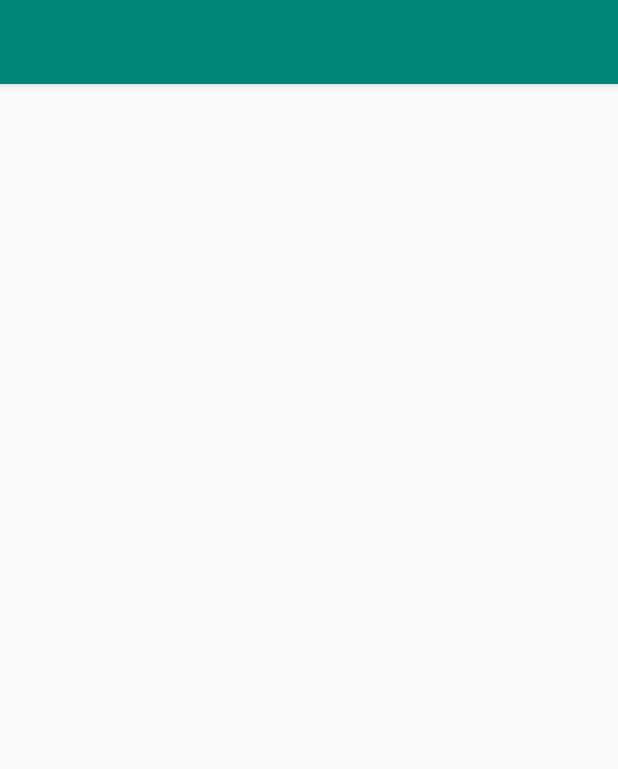
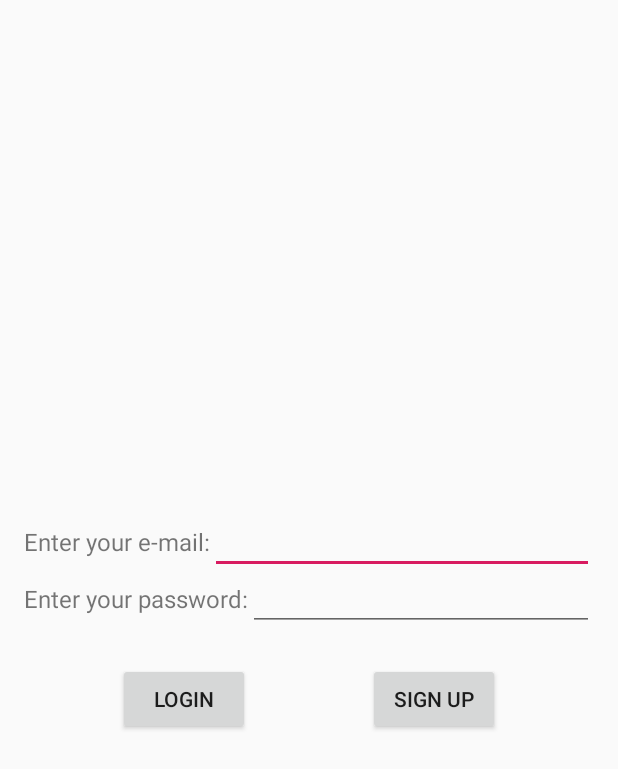
Before and after one commit to bobtal/ShoeStore, an Android app: the screen it shows after launch (MainActivity), on a phone screen of 412 x 824 dp. Shown: the top 769 px of the screen. Run offline under Robolectric (Android 15) with nearby library versions, the phone set to English and light mode, and no system bars; our stand-ins replace data binding, navigation-ui.

Commit message:
Completes LoginFragment UI

```diff
--- a/app/build.gradle
+++ b/app/build.gradle
@@ -33,6 +33,10 @@ android {
 }
 
 dependencies {
+    implementation 'androidx.annotation:annotation:1.1.0'
+    implementation 'androidx.lifecycle:lifecycle-livedata-ktx:2.2.0'
+    implementation 'androidx.lifecycle:lifecycle-viewmodel-ktx:2.2.0'
+    implementation 'androidx.legacy:legacy-support-v4:1.0.0'
     def nav_version = "2.3.2"
 
     // Navigation
--- /dev/null
+++ b/app/src/main/java/com/udacity/shoestore/LoginFragment.kt
@@ -0,0 +1,26 @@
+package com.udacity.shoestore
+
+import android.os.Bundle
+import androidx.fragment.app.Fragment
+import android.view.LayoutInflater
+import android.view.View
+import android.view.ViewGroup
+import androidx.databinding.DataBindingUtil
+import com.udacity.shoestore.databinding.FragmentLoginBinding
+
+/**
+ * A simple [Fragment] subclass.
+ * Use the [LoginFragment.newInstance] factory method to
+ * create an instance of this fragment.
+ */
+class LoginFragment : Fragment() {
+
+    override fun onCreateView(inflater: LayoutInflater, container: ViewGroup?,
+                              savedInstanceState: Bundle?): View? {
+        // Inflate the layout for this fragment
+        val binding : FragmentLoginBinding = DataBindingUtil.inflate(
+            inflater, R.layout.fragment_login, container, false)
+        return binding.root
+    }
+
+}
--- a/app/src/main/java/com/udacity/shoestore/MainActivity.kt
+++ b/app/src/main/java/com/udacity/shoestore/MainActivity.kt
@@ -2,12 +2,20 @@ package com.udacity.shoestore
 
 import androidx.appcompat.app.AppCompatActivity
 import android.os.Bundle
-import timber.log.Timber
+import androidx.databinding.DataBindingUtil
+import androidx.drawerlayout.widget.DrawerLayout
+import androidx.navigation.findNavController
+import androidx.navigation.ui.AppBarConfiguration
+import androidx.navigation.ui.NavigationUI
+import com.udacity.shoestore.databinding.ActivityMainBinding
 
 class MainActivity : AppCompatActivity() {
 
+    private lateinit var appBarConfiguration: AppBarConfiguration
+
     override fun onCreate(savedInstanceState: Bundle?) {
         super.onCreate(savedInstanceState)
-        setContentView(R.layout.activity_main)
+        val binding = DataBindingUtil.setContentView<ActivityMainBinding>(this, R.layout.activity_main)
+        val navController = this.findNavController(R.id.nav_host_fragment)
     }
 }
--- a/app/src/main/res/layout/activity_main.xml
+++ b/app/src/main/res/layout/activity_main.xml
@@ -1,25 +1,22 @@
 <?xml version="1.0" encoding="utf-8"?>
-<androidx.coordinatorlayout.widget.CoordinatorLayout
-    xmlns:android="http://schemas.android.com/apk/res/android"
+<layout xmlns:android="http://schemas.android.com/apk/res/android"
     xmlns:app="http://schemas.android.com/apk/res-auto"
-    xmlns:tools="http://schemas.android.com/tools"
-    android:layout_width="match_parent"
-    android:layout_height="match_parent"
-    tools:context=".MainActivity">
+    xmlns:tools="http://schemas.android.com/tools">
 
-    <com.google.android.material.appbar.AppBarLayout
-        android:layout_height="wrap_content"
+    <LinearLayout
         android:layout_width="match_parent"
-        android:theme="@style/AppTheme.AppBarOverlay">
+        android:layout_height="match_parent"
+        android:orientation="vertical"
+        tools:context=".MainActivity">
 
-        <androidx.appcompat.widget.Toolbar
-            android:id="@+id/toolbar"
+        <fragment
+            android:id="@+id/nav_host_fragment"
+            android:name="androidx.navigation.fragment.NavHostFragment"
             android:layout_width="match_parent"
-            android:layout_height="?attr/actionBarSize"
-            android:background="?attr/colorPrimary"
-            app:popupTheme="@style/AppTheme.PopupOverlay"/>
+            android:layout_height="match_parent"
+            app:defaultNavHost="true"
+            app:navGraph="@navigation/navigation" />
 
-    </com.google.android.material.appbar.AppBarLayout>
+    </LinearLayout>
 
-
-</androidx.coordinatorlayout.widget.CoordinatorLayout>
+</layout>
--- /dev/null
+++ b/app/src/main/res/layout/fragment_login.xml
@@ -0,0 +1,84 @@
+<?xml version="1.0" encoding="utf-8"?>
+<layout xmlns:android="http://schemas.android.com/apk/res/android"
+    xmlns:app="http://schemas.android.com/apk/res-auto"
+    xmlns:tools="http://schemas.android.com/tools">
+
+    <androidx.constraintlayout.widget.ConstraintLayout
+        android:layout_width="match_parent"
+        android:layout_height="match_parent"
+        tools:context=".LoginFragment">
+
+        <TextView
+            android:id="@+id/email_text"
+            android:layout_width="wrap_content"
+            android:layout_height="wrap_content"
+            android:layout_marginStart="16dp"
+            android:layout_marginTop="16dp"
+            android:labelFor="@+id/email_edit"
+            android:text="@string/email_text"
+            android:textSize="16sp"
+            app:layout_constraintBottom_toTopOf="@+id/email_password"
+            app:layout_constraintStart_toStartOf="parent"
+            app:layout_constraintTop_toTopOf="parent"
+            app:layout_constraintVertical_chainStyle="packed" />
+
+        <TextView
+            android:id="@+id/email_password"
+            android:layout_width="wrap_content"
+            android:layout_height="wrap_content"
+            android:layout_marginStart="16dp"
+            android:layout_marginTop="16dp"
+            android:labelFor="@+id/password_edit"
+            android:text="@string/password_text"
+            android:textSize="16sp"
+            app:layout_constraintBottom_toTopOf="@+id/login_button"
+            app:layout_constraintStart_toStartOf="parent"
+            app:layout_constraintTop_toBottomOf="@+id/email_text" />
+
+        <EditText
+            android:id="@+id/email_edit"
+            android:layout_width="0dp"
+            android:layout_height="wrap_content"
+            android:layout_marginEnd="16dp"
+            android:inputType="textEmailAddress"
+            android:textSize="16sp"
+            app:layout_constraintBaseline_toBaselineOf="@+id/email_text"
+            app:layout_constraintEnd_toEndOf="parent"
+            app:layout_constraintStart_toEndOf="@+id/email_text" />
+
+        <EditText
+            android:id="@+id/password_edit"
+            android:layout_width="0dp"
+            android:layout_height="wrap_content"
+            android:layout_marginEnd="16dp"
+            android:inputType="textPassword"
+            android:textSize="16sp"
+            app:layout_constraintBaseline_toBaselineOf="@+id/email_password"
+            app:layout_constraintEnd_toEndOf="parent"
+            app:layout_constraintStart_toEndOf="@+id/email_password" />
+
+        <Button
+            android:id="@+id/login_button"
+            android:layout_width="wrap_content"
+            android:layout_height="wrap_content"
+            android:layout_marginTop="32dp"
+            android:text="@string/login_text"
+            app:layout_constraintBottom_toBottomOf="parent"
+            app:layout_constraintEnd_toStartOf="@+id/signup_button"
+            app:layout_constraintHorizontal_bias="0.5"
+            app:layout_constraintStart_toStartOf="parent"
+            app:layout_constraintTop_toBottomOf="@+id/email_password" />
+
+        <Button
+            android:id="@+id/signup_button"
+            android:layout_width="wrap_content"
+            android:layout_height="wrap_content"
+            android:text="@string/create_acc_text"
+            app:layout_constraintBaseline_toBaselineOf="@+id/login_button"
+            app:layout_constraintEnd_toEndOf="parent"
+            app:layout_constraintHorizontal_bias="0.5"
+            app:layout_constraintStart_toEndOf="@+id/login_button" />
+
+
+    </androidx.constraintlayout.widget.ConstraintLayout>
+</layout>
--- /dev/null
+++ b/app/src/main/res/navigation/navigation.xml
@@ -0,0 +1,18 @@
+<?xml version="1.0" encoding="utf-8"?>
+<navigation xmlns:android="http://schemas.android.com/apk/res/android"
+    xmlns:app="http://schemas.android.com/apk/res-auto"
+    xmlns:tools="http://schemas.android.com/tools"
+    android:id="@+id/navigation"
+    app:startDestination="@id/loginFragment">
+
+    <fragment
+        android:id="@+id/loginFragment"
+        android:name="com.udacity.shoestore.LoginFragment"
+        android:label="fragment_login"
+        tools:layout="@layout/fragment_login" />
+    <fragment
+        android:id="@+id/welcomeFragment"
+        android:name="com.udacity.shoestore.WelcomeFragment"
+        android:label="fragment_welcome"
+        tools:layout="@layout/fragment_welcome" />
+</navigation>
--- a/app/src/main/res/values/strings.xml
+++ b/app/src/main/res/values/strings.xml
@@ -1,3 +1,8 @@
 <resources>
     <string name="app_name">ShoeStore</string>
+    <!-- Strings related to loginFragment -->
+    <string name="email_text">Enter your e-mail:</string>
+    <string name="password_text">Enter your password:</string>
+    <string name="login_text">Login</string>
+    <string name="create_acc_text">Sign Up</string>
 </resources>
```
